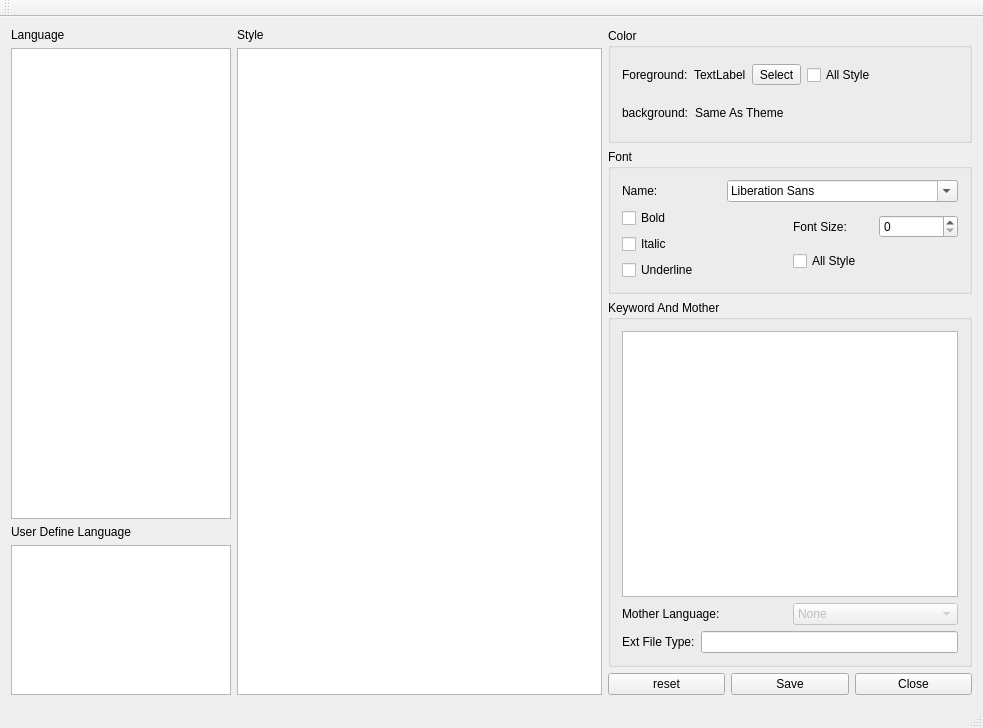
Qt form src/qtlangset.ui (x2009again/notepad--) before a commit.
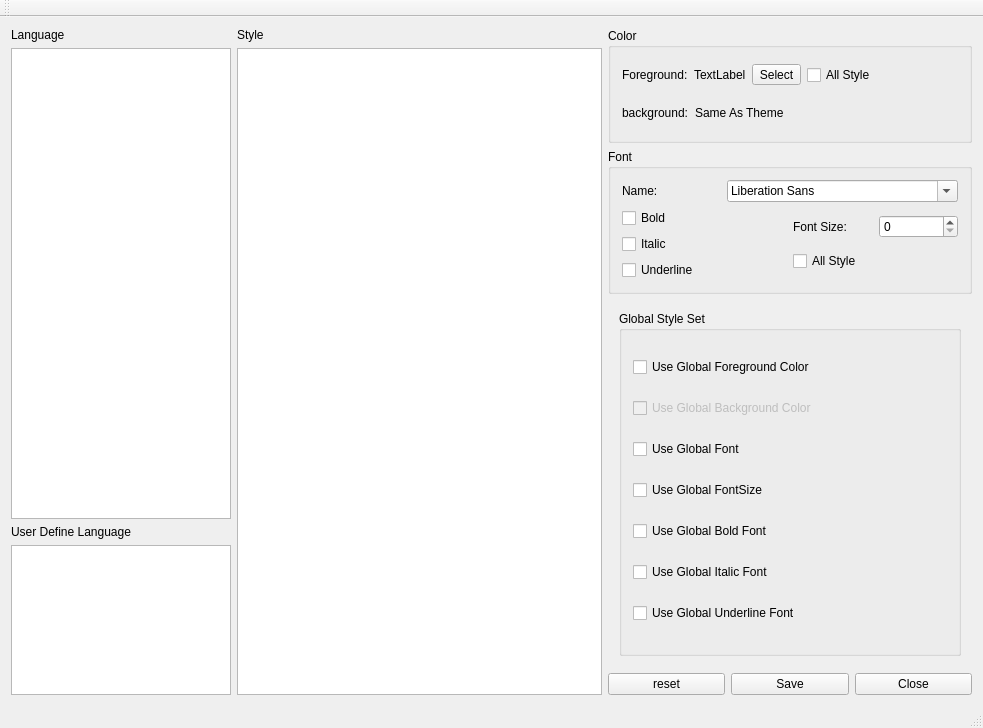
The same form after that commit. Icons and pictures are not drawn.

Diff of the .ui file:
```diff
--- a/src/qtlangset.ui
+++ b/src/qtlangset.ui
@@ -97,7 +97,7 @@
        </layout>
       </item>
     <item>
-     <layout class="QVBoxLayout" name="verticalLayout_5">
+     <layout class="QVBoxLayout" name="verticalLayout_9">
       <item>
          <widget class="QGroupBox" name="groupBox_2">
           <property name="title">
@@ -285,6 +285,13 @@
          </widget>
         </item>
         <item>
+       <widget class="QStackedWidget" name="stackedWidget">
+        <property name="currentIndex">
+         <number>1</number>
+        </property>
+        <widget class="QWidget" name="page_normal">
+         <layout class="QGridLayout" name="gridLayout">
+          <item row="0" column="0">
        <widget class="QGroupBox" name="groupBox">
         <property name="title">
          <string>Keyword And Mother </string>
@@ -346,6 +353,75 @@
         </layout>
        </widget>
       </item>
+         </layout>
+        </widget>
+        <widget class="QWidget" name="page_global">
+         <layout class="QGridLayout" name="gridLayout_2">
+          <item row="0" column="0">
+           <widget class="QGroupBox" name="groupBox_4">
+            <property name="title">
+             <string>Global Style Set</string>
+            </property>
+            <layout class="QVBoxLayout" name="verticalLayout_5">
+             <item>
+              <widget class="QCheckBox" name="useGbFc">
+               <property name="text">
+                <string>Use Global Foreground Color</string>
+               </property>
+              </widget>
+             </item>
+             <item>
+              <widget class="QCheckBox" name="useGbBc">
+               <property name="enabled">
+                <bool>false</bool>
+               </property>
+               <property name="text">
+                <string>Use Global Background Color</string>
+               </property>
+              </widget>
+             </item>
+             <item>
+              <widget class="QCheckBox" name="useGbFont">
+               <property name="text">
+                <string>Use Global Font</string>
+               </property>
+              </widget>
+             </item>
+             <item>
+              <widget class="QCheckBox" name="useGbFontSize">
+               <property name="text">
+                <string>Use Global FontSize</string>
+               </property>
+              </widget>
+             </item>
+             <item>
+              <widget class="QCheckBox" name="useGbFontBold">
+               <property name="text">
+                <string>Use Global Bold Font</string>
+               </property>
+              </widget>
+             </item>
+             <item>
+              <widget class="QCheckBox" name="useGbFontItalic">
+               <property name="text">
+                <string>Use Global Italic Font</string>
+               </property>
+              </widget>
+             </item>
+             <item>
+              <widget class="QCheckBox" name="useGbFontUnderline">
+               <property name="text">
+                <string>Use Global Underline Font</string>
+               </property>
+              </widget>
+             </item>
+            </layout>
+           </widget>
+          </item>
+         </layout>
+        </widget>
+       </widget>
+      </item>
       <item>
        <layout class="QHBoxLayout" name="horizontalLayout_4">
         <item>
```
Left out of the diff: 137 changed lines with no effect on the pictures. Lines whose indentation alone changed are shown as unchanged.
